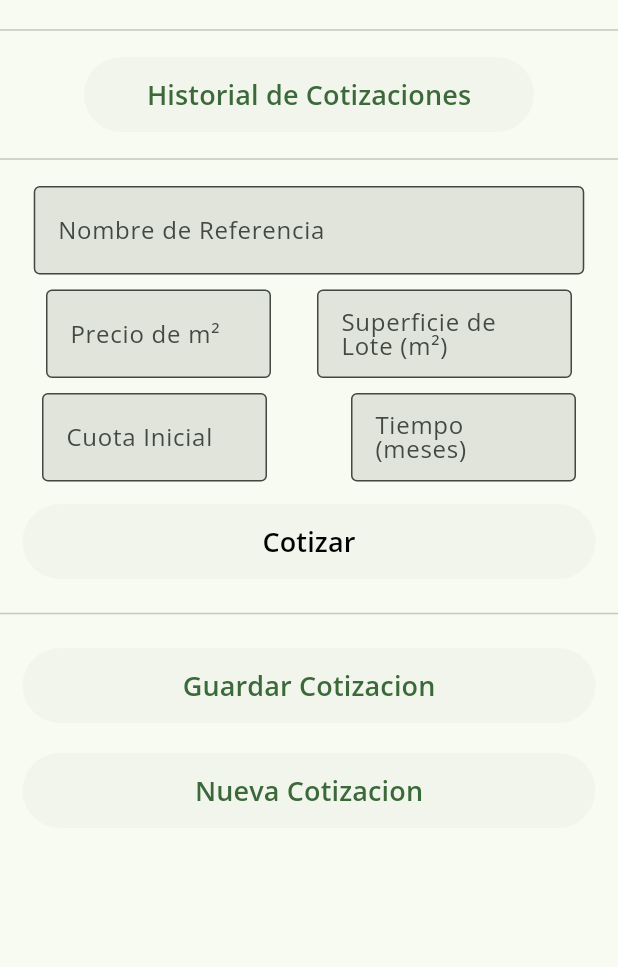
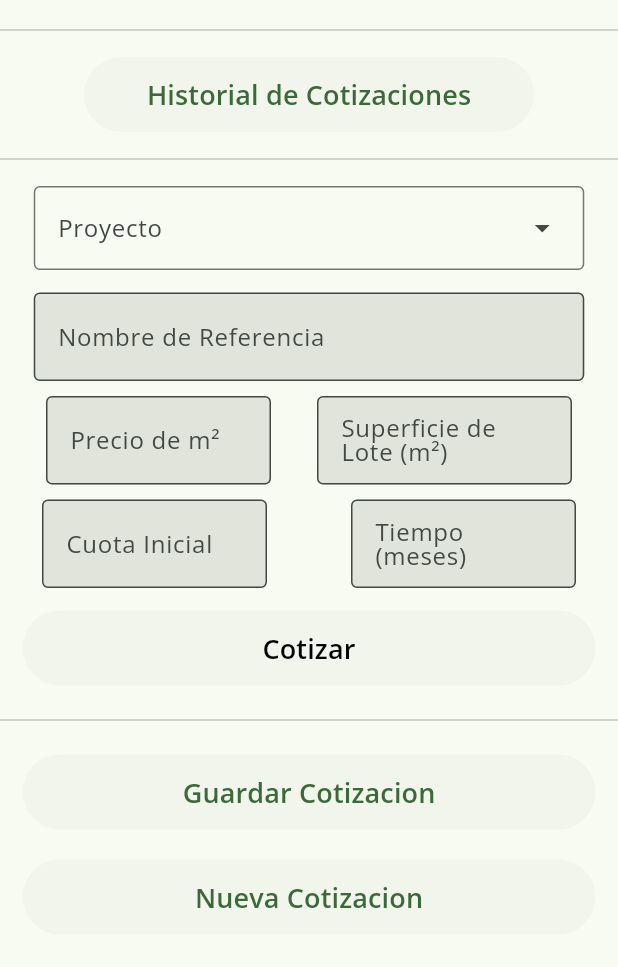
Before and after one commit to Jose20025/cotizador, a Flutter app: the screen it shows after launch, on a phone screen of 412 x 824 dp, the part 66-1033 px from its top. Run offline on Flutter 3.47's test engine with Material 2 defaults, Android fonts, the phone set to English and light mode, and no system bars; our stand-ins replace open_file, shared_preferences.

Commit message:
Creacion del selector de proyectos

```diff
--- /dev/null
+++ b/lib/utils/proyectos.dart
@@ -0,0 +1,10 @@
+Map<int, String> proyectos = {
+  0: 'Cartagena 1',
+  1: 'Cartagena 2',
+  2: 'Mana 1',
+  3: 'Mana 2',
+  4: 'Mana 3',
+  5: 'Mana 4',
+  6: 'Mana 5',
+  7: 'Mana 6',
+};
--- a/lib/views/home_page.dart
+++ b/lib/views/home_page.dart
@@ -2,6 +2,7 @@ import 'dart:convert';
 
 import '../custom/input_form.dart';
 import '../models/cotizacion.dart';
+import '../utils/proyectos.dart';
 import 'cotizacion_page.dart';
 import 'historial_page.dart';
 import 'package:flutter/material.dart';
@@ -37,23 +38,21 @@ class _HomePageState extends State<HomePage> {
   double? cuotaInicial;
   int? tiempo;
   String? referencia;
+  int? numeroProyecto;
 
   //* METODOS
 
   Cotizacion crearCotizacion(double precioMetroCuadrado, double superficie,
-      double? cuotaInicial, int tiempo, String referencia) {
-    final montoTotal = superficie * precioMetroCuadrado;
+      double? cuotaInicial, int tiempo, String referencia, int numeroProyecto) {
+    double montoTotal = superficie * precioMetroCuadrado;
 
-    final montoTotalSinInicial =
-        cuotaInicial != null ? (montoTotal - cuotaInicial) : null;
+    if (cuotaInicial != null) {
+      montoTotal -= cuotaInicial;
+    }
 
-    final mantenimiento = cuotaInicial != null
-        ? obtenerMontoMantenimiento(montoTotalSinInicial!)
-        : obtenerMontoMantenimiento(montoTotal);
+    final mantenimiento = obtenerMontoMantenimiento(montoTotal);
 
-    final montoPagar = cuotaInicial != null
-        ? (montoTotalSinInicial! + mantenimiento)
-        : (montoTotal + mantenimiento);
+    final montoPagar = (montoTotal + mantenimiento);
 
     final importeCuotas = montoPagar / tiempo;
 
@@ -64,10 +63,9 @@ class _HomePageState extends State<HomePage> {
       referencia: referencia,
       cuotaInicial: cuotaInicial,
       importeCuotas: importeCuotas,
-      mantenimiento: mantenimiento,
-      montoPagar: montoPagar,
       montoTotal: montoTotal,
       fecha: DateTime.now(),
+      proyecto: proyectos[numeroProyecto]!,
     );
   }
 
@@ -178,6 +176,24 @@ class _HomePageState extends State<HomePage> {
           const SizedBox(height: 10),
           const Divider(),
           const SizedBox(height: 10),
+          DropdownMenu(
+            onSelected: (value) {
+              numeroProyecto = value;
+            },
+            label: const Text('Proyecto'),
+            width: MediaQuery.of(context).size.width - 45,
+            dropdownMenuEntries: const [
+              DropdownMenuEntry(value: 0, label: 'Cartagena 1'),
+              DropdownMenuEntry(value: 1, label: 'Cartagena 2'),
+              DropdownMenuEntry(value: 2, label: 'Mana 1'),
+              DropdownMenuEntry(value: 3, label: 'Mana 2'),
+              DropdownMenuEntry(value: 4, label: 'Mana 3'),
+              DropdownMenuEntry(value: 5, label: 'Mana 4'),
+              DropdownMenuEntry(value: 6, label: 'Mana 5'),
+              DropdownMenuEntry(value: 7, label: 'Mana 6'),
+            ],
+          ),
+          const SizedBox(height: 15),
           Form(
             key: _formKey,
             child: Column(
@@ -257,8 +273,13 @@ class _HomePageState extends State<HomePage> {
                         _formKey.currentState!.save();
                         FocusScope.of(context).unfocus();
 
-                        final cotizacion = crearCotizacion(precioMetroCuadrado!,
-                            superficie!, cuotaInicial, tiempo!, referencia!);
+                        final cotizacion = crearCotizacion(
+                            precioMetroCuadrado!,
+                            superficie!,
+                            cuotaInicial,
+                            tiempo!,
+                            referencia!,
+                            numeroProyecto!);
 
                         Navigator.push(
                           context,
@@ -300,7 +321,8 @@ class _HomePageState extends State<HomePage> {
                                 superficie!,
                                 cuotaInicial,
                                 tiempo!,
-                                referencia!);
+                                referencia!,
+                                numeroProyecto!);
 
                             cotizaciones.add(cotizacionAGuardar);
 
```
